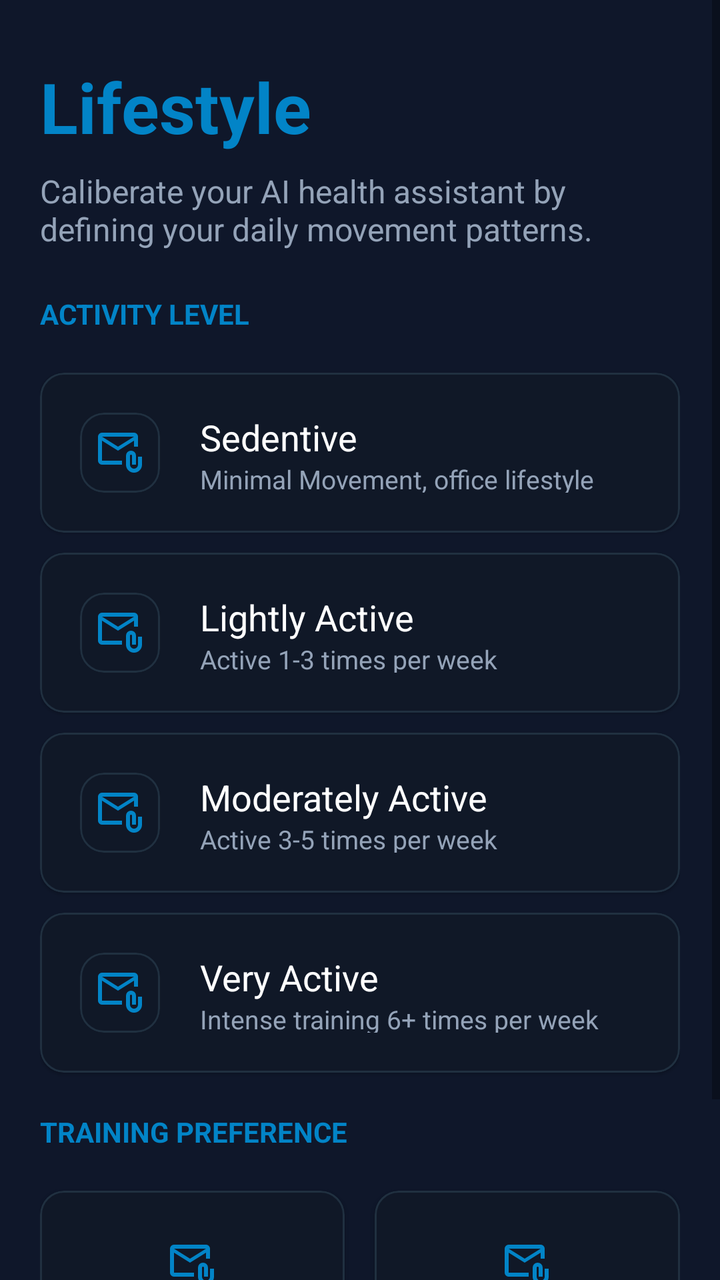
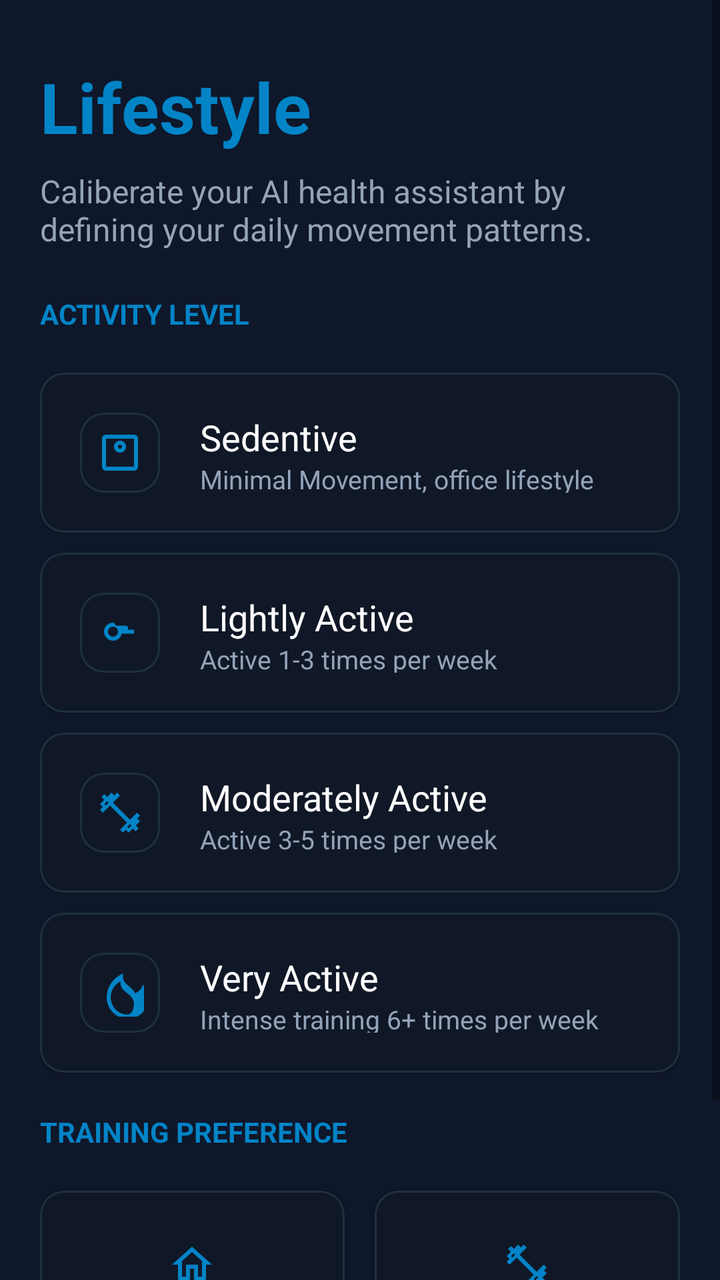

Two renders of the same Android screen: before a commit and after it. Below are the layout's source before the change and the commit's diff.
<!-- AndroidManifest.xml: application theme Theme.FitSync -->
<!-- res/layout/fragment_lifestyle.xml -->
<?xml version="1.0" encoding="utf-8"?>
<ScrollView xmlns:android="http://schemas.android.com/apk/res/android"
android:layout_width="match_parent"
android:layout_height="match_parent"
xmlns:tools="http://schemas.android.com/tools"
xmlns:app="http://schemas.android.com/apk/res-auto"
android:fillViewport="true"
tools:context=".screens.fragments.Onboarding.LifestyleFragment"
android:background="@color/dark_bg">

    <LinearLayout
        android:layout_width="match_parent"
        android:layout_height="match_parent"
        android:orientation="vertical"
        android:padding="20dp">
        <TextView
            android:id="@+id/titlemain"
            android:layout_width="wrap_content"
            android:layout_height="wrap_content"
            android:textColor="@color/brand_cyan"
            android:textSize="35sp"
            android:text="Lifestyle"
            android:textStyle="bold"
            android:layout_marginTop="10dp">

        </TextView>

        <TextView
            android:id="@+id/titlesub"
            android:layout_width="wrap_content"
            android:layout_height="wrap_content"
            android:textColor="@color/text_gray_blue"
            android:text="Caliberate your AI health assistant by defining your daily movement patterns."
            android:textSize="16sp"
            android:layout_marginTop="8dp"
            >

        </TextView>

        <TextView
            android:layout_width="wrap_content"
            android:layout_height="wrap_content"
            android:textColor="@color/cyan"
            android:textSize="14sp"
            android:text="ACTIVITY LEVEL"
            android:textStyle="bold"
            android:layout_marginTop="22dp">

        </TextView>
        <com.google.android.material.card.MaterialCardView
            android:id="@+id/sedentive"
            android:layout_width="match_parent"
            android:layout_height="80dp"
            android:layout_marginTop="20dp"
            android:background="@drawable/bg_signup"
            app:cardBackgroundColor="#101827"
            app:cardCornerRadius="12dp"
            app:strokeWidth="1dp"
            app:strokeColor="#203040">
            <LinearLayout
                android:layout_width="wrap_content"
                android:layout_height="wrap_content"
                android:orientation="horizontal"
                android:padding="20dp">
                <com.google.android.material.card.MaterialCardView
                    android:layout_width="40dp"
                    android:layout_height="40dp"
                    android:layout_gravity="center"
                    android:layout_marginRight="20dp"
                    app:cardBackgroundColor="#101827"
                    app:cardCornerRadius="12dp"
                    app:strokeWidth="1dp"
                    app:strokeColor="#203040"
                    android:background="@drawable/small_box">
                    <ImageView
                        android:layout_width="wrap_content"
                        android:layout_height="wrap_content"
                        android:layout_gravity="center"
                        android:src="@drawable/ic_mail"
                        app:tint="@color/brand_cyan">

                    </ImageView>
                </com.google.android.material.card.MaterialCardView>
                    <LinearLayout
                        android:layout_width="wrap_content"
                        android:layout_height="wrap_content"
                        android:orientation="vertical">
                        <TextView
                            android:layout_width="wrap_content"
                            android:layout_height="wrap_content"
                            android:textColor="@color/white"
                            android:text="Sedentive"
                            android:textStyle="normal"
                            android:textSize="18sp">

                        </TextView>
                        <TextView
                            android:layout_width="wrap_content"
                            android:layout_height="wrap_content"
                            android:textColor="@color/text_gray_blue"
                            android:text="Minimal Movement, office lifestyle"
                            android:textStyle="normal"
                            android:textSize="13sp">

                        </TextView>

                    </LinearLayout>

            </LinearLayout>


        </com.google.android.material.card.MaterialCardView>
        <com.google.android.material.card.MaterialCardView
            android:id="@+id/light"
            android:layout_width="match_parent"
            android:layout_height="80dp"
            android:layout_marginTop="10dp"
            android:background="@drawable/bg_signup"
            app:cardBackgroundColor="#101827"
            app:cardCornerRadius="12dp"
            app:strokeWidth="1dp"
            app:strokeColor="#203040">
            <LinearLayout
                android:layout_width="wrap_content"
                android:layout_height="wrap_content"
                android:orientation="horizontal"
                android:padding="20dp">
                <com.google.android.material.card.MaterialCardView
                    android:layout_width="40dp"
                    android:layout_height="40dp"
                    android:layout_gravity="center"
                    android:layout_marginRight="20dp"
                    app:cardBackgroundColor="#101827"
                    app:cardCornerRadius="12dp"
                    app:strokeWidth="1dp"
                    app:strokeColor="#203040"
                    android:background="@drawable/small_box">
                    <ImageView
                        android:layout_width="wrap_content"
                        android:layout_height="wrap_content"
                        android:layout_gravity="center"
                        android:src="@drawable/ic_mail"
                        app:tint="@color/brand_cyan">

                    </ImageView>
                </com.google.android.material.card.MaterialCardView>
                <LinearLayout
                    android:layout_width="wrap_content"
                    android:layout_height="wrap_content"
                    android:orientation="vertical">
                    <TextView
                        android:layout_width="wrap_content"
                        android:layout_height="wrap_content"
                        android:textColor="@color/white"
                        android:text="Lightly Active"
                        android:textStyle="normal"
                        android:textSize="18sp">

                    </TextView>
                    <TextView
                        android:layout_width="wrap_content"
                        android:layout_height="wrap_content"
                        android:textColor="@color/text_gray_blue"
                        android:text="Active 1-3 times per week"
                        android:textStyle="normal"
                        android:textSize="13sp">

                    </TextView>

                </LinearLayout>

            </LinearLayout>

        </com.google.android.material.card.MaterialCardView>
        <com.google.android.material.card.MaterialCardView
            android:id="@+id/moderate"
            android:layout_width="match_parent"
            android:layout_height="80dp"
            android:layout_marginTop="10dp"
            android:background="@drawable/bg_signup"
            app:cardBackgroundColor="#101827"
            app:cardCornerRadius="12dp"


            app:strokeWidth="1dp"
            app:strokeColor="#203040">
            <LinearLayout
                android:layout_width="wrap_content"
                android:layout_height="wrap_content"
                android:orientation="horizontal"
                android:padding="20dp">
                <com.google.android.material.card.MaterialCardView
                    android:layout_width="40dp"
                    android:layout_height="40dp"
                    android:layout_gravity="center"
                    android:layout_marginRight="20dp"
                    app:strokeWidth="1dp"
                    app:strokeColor="#203040"
                    app:cardBackgroundColor="#101827"
                    app:cardCornerRadius="12dp"
                    android:background="@drawable/small_box">
                    <ImageView
                        android:layout_width="wrap_content"
                        android:layout_height="wrap_content"
                        android:layout_gravity="center"
                        android:src="@drawable/ic_mail"
                        app:tint="@color/brand_cyan">

                    </ImageView>
                </com.google.android.material.card.MaterialCardView>
                <LinearLayout
                    android:layout_width="wrap_content"
                    android:layout_height="wrap_content"
                    android:orientation="vertical">
                    <TextView
                        android:layout_width="wrap_content"
                        android:layout_height="wrap_content"
                        android:textColor="@color/white"
                        android:text="Moderately Active"
                        android:textStyle="normal"
                        android:textSize="18sp">

                    </TextView>
                    <TextView
                        android:layout_width="wrap_content"
                        android:layout_height="wrap_content"
                        android:textColor="@color/text_gray_blue"
                        android:text="Active 3-5 times per week"
                        android:textStyle="normal"
                        android:textSize="13sp">

                    </TextView>

                </LinearLayout>

            </LinearLayout>

        </com.google.android.material.card.MaterialCardView>
        <com.google.android.material.card.MaterialCardView
            android:id="@+id/veryActive"
            android:layout_width="match_parent"
            android:layout_height="80dp"
            android:layout_marginTop="10dp"
            android:background="@drawable/bg_signup"
            app:cardBackgroundColor="#101827"
            app:cardCornerRadius="12dp"

            app:strokeWidth="1dp"
            app:strokeColor="#203040">
            <LinearLayout
                android:layout_width="wrap_content"
                android:layout_height="wrap_content"
                android:orientation="horizontal"
                android:padding="20dp">
                <com.google.android.material.card.MaterialCardView
                    android:layout_width="40dp"
                    android:layout_height="40dp"
                    android:layout_gravity="center"
                    android:layout_marginRight="20dp"
                    app:cardBackgroundColor="#101827"
                    app:cardCornerRadius="12dp"

                    app:strokeWidth="1dp"
                    app:strokeColor="#203040"
                    android:background="@drawable/small_box">
                    <ImageView
                        android:layout_width="wrap_content"
                        android:layout_height="wrap_content"
                        android:layout_gravity="center"
                        android:src="@drawable/ic_mail"
                        app:tint="@color/brand_cyan">

                    </ImageView>
                </com.google.android.material.card.MaterialCardView>
                <LinearLayout
                    android:layout_width="wrap_content"
                    android:layout_height="wrap_content"
                    android:orientation="vertical">
                    <TextView
                        android:layout_width="wrap_content"
                        android:layout_height="wrap_content"
                        android:textColor="@color/white"
                        android:text="Very Active"
                        android:textStyle="normal"
                        android:textSize="18sp">

                    </TextView>
                    <TextView
                        android:layout_width="wrap_content"
                        android:layout_height="wrap_content"
                        android:textColor="@color/text_gray_blue"
                        android:text="Intense training 6+ times per week"
                        android:textStyle="normal"
                        android:textSize="13sp">

                    </TextView>

                </LinearLayout>

            </LinearLayout>

        </com.google.android.material.card.MaterialCardView>

        <TextView
            android:layout_width="wrap_content"
            android:layout_height="wrap_content"
            android:text="TRAINING PREFERENCE"
            android:textColor="@color/cyan"
            android:textSize="14sp"
            android:layout_marginTop="20dp"
            android:textStyle="bold">

        </TextView>
        <LinearLayout
            android:layout_width="match_parent"
            android:layout_height="wrap_content"
            android:orientation="horizontal"
            android:weightSum="2">
            <com.google.android.material.card.MaterialCardView
                android:id="@+id/Home"
                android:layout_width="0dp"
                android:layout_height="130dp"
                android:layout_weight="1"
                android:layout_marginTop="20dp"
                android:layout_marginRight="15dp"
                app:cardBackgroundColor="#101827"
                app:cardCornerRadius="12dp"
                app:strokeWidth="1dp"
                app:strokeColor="#203040"
                android:background="@drawable/bg_signup">
                <LinearLayout
                    android:layout_width="wrap_content"
                    android:layout_height="wrap_content"
                    android:layout_gravity="center"
                    android:orientation="vertical">
                    <ImageView
                        android:layout_width="wrap_content"
                        android:layout_height="wrap_content"
                        android:src="@drawable/ic_mail"
                        app:tint="@color/cyan"
                        android:layout_gravity="center">
                    </ImageView>
                    <TextView
                        android:layout_width="wrap_content"
                        android:layout_height="wrap_content"
                        android:layout_marginTop="10dp"
                        android:text="Home"
                        android:layout_gravity="center"
                        android:textColor="@color/white"
                        android:textStyle="bold"
                        android:textSize="18sp">

                    </TextView>
                    <TextView
                        android:layout_width="wrap_content"
                        android:layout_height="wrap_content"
                        android:layout_marginTop="5dp"
                        android:text="Minimal Gear"
                        android:layout_gravity="center"
                        android:textColor="@color/text_gray_blue"
                        android:textStyle="normal"
                        android:textSize="12sp">

                    </TextView>


                </LinearLayout>

            </com.google.android.material.card.MaterialCardView>
            <com.google.android.material.card.MaterialCardView
                android:id="@+id/Gym"
                android:layout_width="0dp"
                android:layout_height="130dp"
                android:layout_weight="1"
                app:cardBackgroundColor="#101827"
                app:cardCornerRadius="12dp"
                android:layout_marginTop="20dp"
                android:background="@drawable/bg_signup"

                app:strokeWidth="1dp"
                app:strokeColor="#203040">
                <LinearLayout
                    android:layout_width="wrap_content"
                    android:layout_height="wrap_content"
                    android:layout_gravity="center"
                    android:orientation="vertical">
                    <ImageView
                        android:layout_width="wrap_content"
                        android:layout_height="wrap_content"
                        android:src="@drawable/ic_mail"
                        android:layout_gravity="center"
                        app:tint="@color/cyan">

                    </ImageView>
                    <TextView
                        android:layout_width="wrap_content"
                        android:layout_height="wrap_content"
                        android:text="Gym"
                        android:textSize="18sp"
                        android:textStyle="bold"
                        android:textColor="@color/white"
                        android:layout_gravity="center"
                        android:layout_marginTop="10dp">
                    </TextView>
                    <TextView
                        android:layout_width="wrap_content"
                        android:layout_height="wrap_content"
                        android:text="Full Gear"
                        android:textStyle="normal"
                        android:layout_gravity="center"
                        android:textSize="12sp"
                        android:textColor="@color/text_gray_blue"
                        android:layout_marginTop="5dp"></TextView>
"
                </LinearLayout>


            </com.google.android.material.card.MaterialCardView>
        </LinearLayout>

    </LinearLayout>

</ScrollView>
<!-- resources referenced by this layout -->
<resources>
  <color name="brand_cyan">#0284C7</color>
  <color name="cyan">#0284C7</color>
  <color name="dark_bg">#0F172A</color>
  <color name="text_gray_blue">#94A3B8</color>
  <color name="white">#FFFFFF</color>
  <!-- drawable bg_signup (drawable) -->
  <?xml version="1.0" encoding="utf-8"?>
  <shape xmlns:android="http://schemas.android.com/apk/res/android">
  
  <solid android:color="#CC102235" />
  
  
  <corners android:radius="16dp" />
  
  
  <stroke
      android:width="1dp"
      android:color="#1C2E46" />
  </shape>
  <!-- drawable ic_mail (drawable) -->
  <vector xmlns:android="http://schemas.android.com/apk/res/android" android:height="24dp" android:tint="#5A7185" android:viewportHeight="960" android:viewportWidth="960" android:width="24dp">
        
      <path android:fillColor="@android:color/white" android:pathData="M440,440L120,240L120,640Q120,640 120,640Q120,640 120,640L520,640L520,720L120,720Q87,720 63.5,696.5Q40,673 40,640L40,160Q40,127 63.5,103.5Q87,80 120,80L760,80Q793,80 816.5,103.5Q840,127 840,160L840,360L760,360L760,240L440,440ZM440,360L760,160L120,160L440,360ZM760,880Q694,880 647,833Q600,786 600,720L600,540Q600,498 629,469Q658,440 700,440Q742,440 771,469Q800,498 800,540L800,720L720,720L720,540Q720,532 714,526Q708,520 700,520Q692,520 686,526Q680,532 680,540L680,720Q680,753 703.5,776.5Q727,800 760,800Q793,800 816.5,776.5Q840,753 840,720L840,560L920,560L920,720Q920,786 873,833Q826,880 760,880ZM120,240L120,160L120,160L120,240L120,640Q120,640 120,640Q120,640 120,640L120,640L120,540Q120,482 120,441Q120,400 120,400L120,400L120,240Z"/>
      
  </vector>
  <style name="Widget.FitSync.Button" parent="Widget.MaterialComponents.Button">
          <item name="backgroundTint">@null</item>
      </style>
  <!-- unchanged entries left out for length: 2 -->
</resources>

<!-- the commit's change to res/layout/fragment_lifestyle.xml (unified diff, before → after) -->
@@ -76,7 +76,7 @@ android:background="@color/dark_bg">
                         android:layout_width="wrap_content"
                         android:layout_height="wrap_content"
                         android:layout_gravity="center"
-                        android:src="@drawable/ic_mail"
+                        android:src="@drawable/ic_monitor_weight"
                         app:tint="@color/brand_cyan">
 
                     </ImageView>
@@ -139,7 +139,7 @@ android:background="@color/dark_bg">
                         android:layout_width="wrap_content"
                         android:layout_height="wrap_content"
                         android:layout_gravity="center"
-                        android:src="@drawable/ic_mail"
+                        android:src="@drawable/ic_sports"
                         app:tint="@color/brand_cyan">
 
                     </ImageView>
@@ -203,7 +203,7 @@ android:background="@color/dark_bg">
                         android:layout_width="wrap_content"
                         android:layout_height="wrap_content"
                         android:layout_gravity="center"
-                        android:src="@drawable/ic_mail"
+                        android:src="@drawable/ic_fitness_center"
                         app:tint="@color/brand_cyan">
 
                     </ImageView>
@@ -267,7 +267,7 @@ android:background="@color/dark_bg">
                         android:layout_width="wrap_content"
                         android:layout_height="wrap_content"
                         android:layout_gravity="center"
-                        android:src="@drawable/ic_mail"
+                        android:src="@drawable/ic_local_fire_department"
                         app:tint="@color/brand_cyan">
 
                     </ImageView>
@@ -336,7 +336,7 @@ android:background="@color/dark_bg">
                     <ImageView
                         android:layout_width="wrap_content"
                         android:layout_height="wrap_content"
-                        android:src="@drawable/ic_mail"
+                        android:src="@drawable/ic_nav_home"
                         app:tint="@color/cyan"
                         android:layout_gravity="center">
                     </ImageView>
@@ -387,7 +387,7 @@ android:background="@color/dark_bg">
                     <ImageView
                         android:layout_width="wrap_content"
                         android:layout_height="wrap_content"
-                        android:src="@drawable/ic_mail"
+                        android:src="@drawable/ic_fitness_center"
                         android:layout_gravity="center"
                         app:tint="@color/cyan">
 
<!-- resource entries referenced after the edit -->
@@ -19,11 +19,59 @@
       android:width="1dp"
       android:color="#1C2E46" />
   </shape>
-  <!-- drawable ic_mail (drawable) -->
-  <vector xmlns:android="http://schemas.android.com/apk/res/android" android:height="24dp" android:tint="#5A7185" android:viewportHeight="960" android:viewportWidth="960" android:width="24dp">
-        
-      <path android:fillColor="@android:color/white" android:pathData="M440,440L120,240L120,640Q120,640 120,640Q120,640 120,640L520,640L520,720L120,720Q87,720 63.5,696.5Q40,673 40,640L40,160Q40,127 63.5,103.5Q87,80 120,80L760,80Q793,80 816.5,103.5Q840,127 840,160L840,360L760,360L760,240L440,440ZM440,360L760,160L120,160L440,360ZM760,880Q694,880 647,833Q600,786 600,720L600,540Q600,498 629,469Q658,440 700,440Q742,440 771,469Q800,498 800,540L800,720L720,720L720,540Q720,532 714,526Q708,520 700,520Q692,520 686,526Q680,532 680,540L680,720Q680,753 703.5,776.5Q727,800 760,800Q793,800 816.5,776.5Q840,753 840,720L840,560L920,560L920,720Q920,786 873,833Q826,880 760,880ZM120,240L120,160L120,160L120,240L120,640Q120,640 120,640Q120,640 120,640L120,640L120,540Q120,482 120,441Q120,400 120,400L120,400L120,240Z"/>
-      
+  <!-- drawable ic_fitness_center (drawable) -->
+  <vector xmlns:android="http://schemas.android.com/apk/res/android"
+      android:width="24dp"
+      android:height="24dp"
+      android:viewportWidth="24"
+      android:viewportHeight="24"
+      android:tint="?attr/colorControlNormal">
+      <path
+          android:fillColor="@android:color/white"
+          android:pathData="M20.57,14.86L22,13.43L20.57,12L17,15.57L8.43,7L12,3.43L10.57,2L9.14,3.43L7.71,2L5.57,4.14L4.14,2.71L2.71,4.14L4.14,5.57L2,7.71L3.43,9.14L2,10.57L3.43,12L7,8.43L15.57,17L12,20.57L13.43,22L14.86,20.57L16.29,22L18.43,19.86L19.86,21.29L21.29,19.86L19.86,18.43L22,16.29L20.57,14.86ZM6.29,7L4.86,8.43L4.14,7.71L5.57,6.29L6.29,7ZM17,17.71L17.71,18.43L16.29,19.86L15.57,19.14L17,17.71Z"/>
+  </vector>
+  <!-- drawable ic_local_fire_department (drawable) -->
+  <vector xmlns:android="http://schemas.android.com/apk/res/android"
+      android:width="24dp"
+      android:height="24dp"
+      android:viewportWidth="24"
+      android:viewportHeight="24"
+      android:tint="?attr/colorControlNormal">
+      <path
+          android:fillColor="@android:color/white"
+          android:pathData="M19.48,12.35c-1.57,-4.08 -7.16,-4.3 -5.81,-9.99 -4.83,1.99 -8.31,6.59 -8.31,11.99 0,5.88 4.67,10.65 10.51,10.65 6.07,0 10.63,-4.93 10.13,-11.02 -0.19,-2.33 -1.22,-4.43 -2.71,-6.02 -0.22,1.69 -1.24,3.29 -3.81,4.39zM15.87,22.95c-4.78,0 -8.51,-3.83 -8.51,-8.65 0,-3.41 1.94,-6.42 4.88,-7.92 -0.3,3.01 1.76,4.72 3.65,6.1 1.77,1.29 3.09,2.94 3.09,5.27 0,2.87 -1.39,5.2 -3.11,5.2z"/>
+  </vector>
+  <!-- drawable ic_monitor_weight (drawable) -->
+  <vector xmlns:android="http://schemas.android.com/apk/res/android"
+      android:width="24dp"
+      android:height="24dp"
+      android:viewportWidth="24"
+      android:viewportHeight="24"
+      android:tint="?attr/colorControlNormal">
+      <path
+          android:fillColor="@android:color/white"
+          android:pathData="M19,3H5c-1.1,0 -2,0.9 -2,2v14c0,1.1 0.9,2 2,2h14c1.1,0 2,-0.9 2,-2V5c0,-1.1 -0.9,-2 -2,-2zm0,16H5V5h14v14zm-7,-7c1.66,0 3,-1.34 3,-3s-1.34,-3 -3,-3 -3,1.34 -3,3 1.34,3 3,3zm0,-4c0.55,0 1,0.45 1,1s-0.45,1 -1,1 -1,-0.45 -1,-1 0.45,-1 1,-1z"/>
+  </vector>
+  <!-- drawable ic_nav_home (drawable) -->
+  <vector xmlns:android="http://schemas.android.com/apk/res/android"
+      android:width="24dp"
+      android:height="24dp"
+      android:viewportWidth="24"
+      android:viewportHeight="24">
+      <path
+          android:fillColor="#FFFFFFFF"
+          android:pathData="M12,5.69L17,10.19V18H15V12H9V18H7V10.19L12,5.69M12,3L2,12H5V20H11V14H13V20H19V12H22L12,3Z"/>
+  </vector>
+  <!-- drawable ic_sports (drawable) -->
+  <vector xmlns:android="http://schemas.android.com/apk/res/android"
+      android:width="24dp"
+      android:height="24dp"
+      android:viewportWidth="24"
+      android:viewportHeight="24"
+      android:tint="?attr/colorControlNormal">
+      <path
+          android:fillColor="@android:color/white"
+          android:pathData="M8.5,7c-2.48,0 -4.5,2.02 -4.5,4.5S6.02,16 8.5,16c2.14,0 3.93,-1.5 4.38,-3.5H19v-2h-3v-1c0,-0.55 -0.45,-1 -1,-1H9.9C9.52,7.63 9.04,7 8.5,7zm0,7c-1.38,0 -2.5,-1.12 -2.5,-2.5S7.12,9 8.5,9s2.5,1.12 2.5,2.5S9.88,14 8.5,14z"/>
   </vector>
   <style name="Widget.FitSync.Button" parent="Widget.MaterialComponents.Button">
           <item name="backgroundTint">@null</item>
